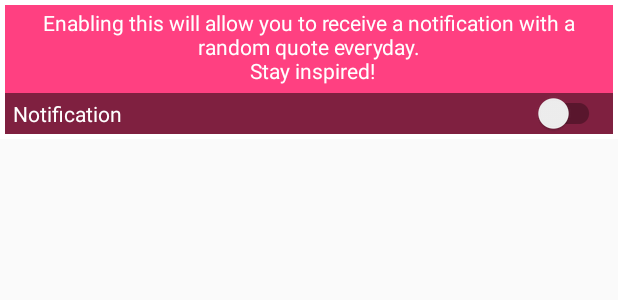
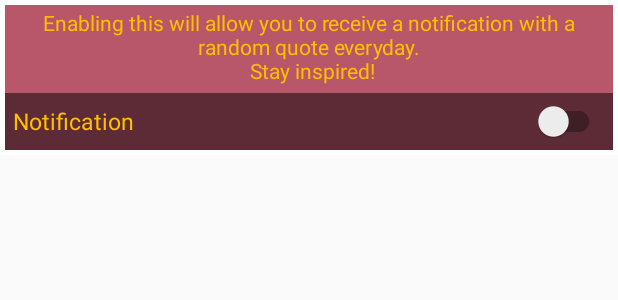
Before and after one commit to Anael-S/Quote, an Android app: the layout dialog_notification_settings.xml on its own in the app's theme, with its tools: preview values and no code run, on a phone screen of 412 x 824 dp. Shown: the top 300 px of the screen. Run offline under Robolectric (Android 15) with nearby library versions, the phone set to English and light mode, and no system bars; network calls fail.

Commit message:
Updated UI

```diff
--- a/app/src/main/res/layout/dialog_notification_settings.xml
+++ b/app/src/main/res/layout/dialog_notification_settings.xml
@@ -11,7 +11,7 @@
         android:layout_margin="@dimen/margin_share"
         android:gravity="center"
         android:text="@string/explanation_notification"
-        android:textColor="@color/textColor" />
+        android:textColor="@color/colorGold" />
 
     <RelativeLayout
         android:id="@+id/layoutSettingsNotification"
@@ -29,14 +29,17 @@
             android:layout_height="wrap_content"
             android:layout_alignParentStart="true"
             android:layout_centerVertical="true"
+            android:textSize="@dimen/text_size_author"
             android:layout_marginStart="@dimen/margin_start_footer"
+            android:layout_margin="@dimen/margin_start_footer"
             android:text="@string/notification_settings"
-            android:textColor="@color/textColor" />
+            android:textColor="@color/colorGold" />
 
         <android.support.v7.widget.SwitchCompat
             android:id="@+id/switchNotification"
             android:layout_width="wrap_content"
             android:layout_height="wrap_content"
+            android:layout_margin="@dimen/margin_start_footer"
             android:layout_alignParentEnd="true"
             android:layout_centerVertical="true"
             android:layout_marginEnd="@dimen/margin_start_footer"/>
--- a/app/src/main/res/layout/row_quote.xml
+++ b/app/src/main/res/layout/row_quote.xml
@@ -68,7 +68,7 @@
                     android:textSize="@dimen/text_size_author"
                     android:layout_marginStart="@dimen/margin_start_footer"
                     android:text="@string/lorem_ipsum"
-                    android:textColor="@color/textColor"
+                    android:textColor="@color/colorAccent"
                     android:textStyle="italic" />
 
                 <TextView
@@ -81,7 +81,7 @@
                     android:gravity="center"
                     android:text="#Hahtags"
                     android:layout_marginStart="@dimen/margin_start_footer"
-                    android:textColor="@color/textColor"
+                    android:textColor="@color/colorLightGray"
                    />
 
                 <ImageButton
@@ -90,8 +90,7 @@
                     android:layout_height="@dimen/size_button_share"
                     android:layout_margin="@dimen/margin_share"
                     android:layout_alignParentEnd="true"
-                    android:background="@drawable/ic_share" />
-
+                    android:background="@drawable/ic_share"/>
 
             </RelativeLayout>
         </RelativeLayout>
--- a/app/src/main/res/values/colors.xml
+++ b/app/src/main/res/values/colors.xml
@@ -1,8 +1,9 @@
 <?xml version="1.0" encoding="utf-8"?>
 <resources>
-    <color name="colorPrimary">#3F51B5</color>
-    <color name="colorPrimaryDark">#303F9F</color>
-    <color name="colorAccent">#FF4081</color>
+    <color name="colorPrimary">#303F9F</color>
+    <color name="colorPrimaryDark">#2A3C58</color>
+    <color name="colorAccent">#b9576a</color>
+    <color name="colorLightGray">#767676</color>
 
     <color name="colorTransparent">#00000000</color>
     <color name="colorTransparentBlack">#80000000</color>
```
Also changed, not shown: app/src/main/res/drawable/ic_notification.png, app/src/main/res/drawable/ic_share.png, app/src/main/res/drawable/quote_icon.gif (added), app/src/main/res/drawable/quote_icon.png (deleted).
